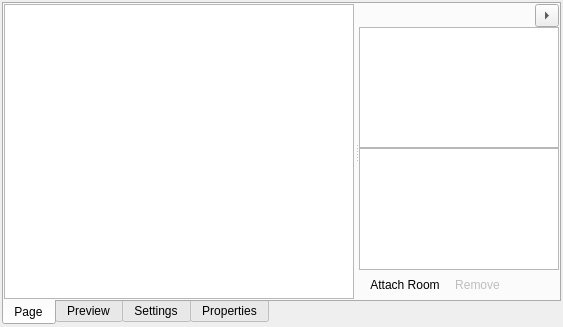
First picture: the form in res/forms/MapWidget.ui, repository tedvalson/NovelTea, before the edit.
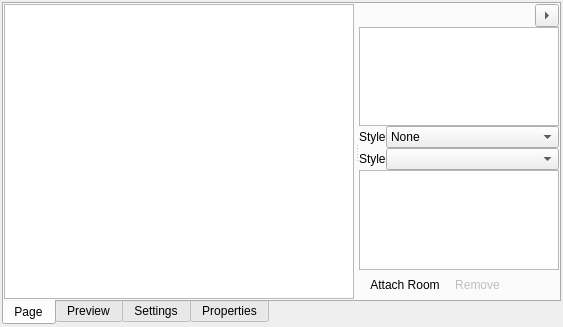
Second picture: the form after the edit. Icons and pictures are not drawn. Custom widgets are drawn as their Qt base class.

Commit message:
Map: Add basic style attribute for map elements.
ATM only implements bordered/borderless rooms.

Diff of the .ui file:
```diff
--- a/res/forms/MapWidget.ui
+++ b/res/forms/MapWidget.ui
@@ -167,6 +167,47 @@
            <item>
             <widget class="ScriptEdit" name="scriptEdit"/>
            </item>
+           <item>
+            <layout class="QFormLayout" name="formLayout">
+             <property name="fieldGrowthPolicy">
+              <enum>QFormLayout::AllNonFixedFieldsGrow</enum>
+             </property>
+             <property name="topMargin">
+              <number>0</number>
+             </property>
+             <item row="3" column="1">
+              <widget class="QComboBox" name="comboPathStyle"/>
+             </item>
+             <item row="2" column="1">
+              <widget class="QComboBox" name="comboRoomStyle">
+               <item>
+                <property name="text">
+                 <string>None</string>
+                </property>
+               </item>
+               <item>
+                <property name="text">
+                 <string>Solid</string>
+                </property>
+               </item>
+              </widget>
+             </item>
+             <item row="2" column="0">
+              <widget class="QLabel" name="labelRoomStyle">
+               <property name="text">
+                <string>Style</string>
+               </property>
+              </widget>
+             </item>
+             <item row="3" column="0">
+              <widget class="QLabel" name="labelPathStyle">
+               <property name="text">
+                <string>Style</string>
+               </property>
+              </widget>
+             </item>
+            </layout>
+           </item>
            <item>
             <widget class="QListWidget" name="listRooms">
              <property name="maximumSize">
```
The commit also changes 9 other files.
